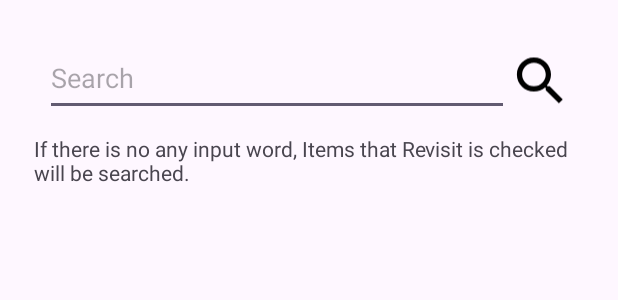
After one commit to lukkwang/travelhorizon, an Android app: the layout fragment_search.xml on its own in the app's theme, with its tools: preview values and no code run, on a phone screen of 412 x 824 dp. The commit adds this screen. Shown: the top 300 px of the screen. Run offline under Robolectric (Android 15) with nearby library versions, the phone set to English and light mode, and no system bars.

Commit message:
검색기능 추가

```diff
--- a/app/build.gradle.kts
+++ b/app/build.gradle.kts
@@ -11,8 +11,8 @@ android {
         applicationId = "com.kotlin.travelhorizon"
         minSdk = 24
         targetSdk = 34
-        versionCode = 1
-        versionName = "1.0"
+        versionCode = 3
+        versionName = "2.0"
 
         testInstrumentationRunner = "androidx.test.runner.AndroidJUnitRunner"
     }
@@ -46,6 +46,8 @@ dependencies {
     implementation(libs.androidx.constraintlayout)
     implementation(libs.androidx.navigation.fragment.ktx)
     implementation(libs.androidx.navigation.ui.ktx)
+    implementation(libs.androidx.legacy.support.v4)
+    implementation(libs.androidx.recyclerview)
     testImplementation(libs.junit)
     androidTestImplementation(libs.androidx.junit)
     androidTestImplementation(libs.androidx.espresso.core)
--- a/app/src/main/java/com/kotlin/travelhorizon/fragment/AddFragment.kt
+++ b/app/src/main/java/com/kotlin/travelhorizon/fragment/AddFragment.kt
@@ -125,6 +125,7 @@ class AddFragment : Fragment(), LocationUpdateListener {
                 menu.findItem(R.id.menu_export).setVisible(false)
                 menu.findItem(R.id.menu_export).setVisible(false)
                 menu.findItem(R.id.menu_import).setVisible(false)
+                menu.findItem(R.id.menu_vertion).setVisible(false)
             }
 
             override fun onMenuItemSelected(menuItem: MenuItem): Boolean {
--- a/app/src/main/java/com/kotlin/travelhorizon/fragment/ModifyFragment.kt
+++ b/app/src/main/java/com/kotlin/travelhorizon/fragment/ModifyFragment.kt
@@ -5,7 +5,6 @@ import android.location.Location
 import android.os.Bundle
 import android.os.Handler
 import android.os.Looper
-import android.util.Log
 import androidx.fragment.app.Fragment
 import android.view.LayoutInflater
 import android.view.Menu
@@ -123,6 +122,7 @@ class ModifyFragment : Fragment(), LocationUpdateListener {
                 menu.findItem(R.id.menu_del).setVisible(false)
                 menu.findItem(R.id.menu_export).setVisible(false)
                 menu.findItem(R.id.menu_import).setVisible(false)
+                menu.findItem(R.id.menu_vertion).setVisible(false)
             }
 
             override fun onMenuItemSelected(menuItem: MenuItem): Boolean {
--- a/app/src/main/java/com/kotlin/travelhorizon/fragment/TabListFragment.kt
+++ b/app/src/main/java/com/kotlin/travelhorizon/fragment/TabListFragment.kt
@@ -1,7 +1,6 @@
 package com.kotlin.travelhorizon.fragment
 
 import android.os.Bundle
-import android.util.Log
 import android.view.LayoutInflater
 import android.view.View
 import android.view.ViewGroup
@@ -35,7 +34,7 @@ class TabListFragment(private val year: String): Fragment() {
 
         val db = DataBaseManager(requireContext())
 
-        val recordList: List<Dto> = db.selectList(this.year)
+        val recordList: MutableList<Dto> = db.selectList(this.year)
 
         val adapter = RecordAdapter(recordList)
 
--- a/app/src/main/java/com/kotlin/travelhorizon/fragment/ViewFragment.kt
+++ b/app/src/main/java/com/kotlin/travelhorizon/fragment/ViewFragment.kt
@@ -78,6 +78,7 @@ class ViewFragment : Fragment() {
                 menu.findItem(R.id.menu_del).setVisible(true)
                 menu.findItem(R.id.menu_export).setVisible(false)
                 menu.findItem(R.id.menu_import).setVisible(false)
+                menu.findItem(R.id.menu_vertion).setVisible(false)
             }
 
             override fun onMenuItemSelected(menuItem: MenuItem): Boolean {
--- /dev/null
+++ b/app/src/main/res/layout/fragment_search.xml
@@ -0,0 +1,50 @@
+<?xml version="1.0" encoding="utf-8"?>
+<androidx.constraintlayout.widget.ConstraintLayout xmlns:android="http://schemas.android.com/apk/res/android"
+    xmlns:app="http://schemas.android.com/apk/res-auto"
+    xmlns:tools="http://schemas.android.com/tools"
+    android:layout_width="match_parent"
+    android:layout_height="match_parent"
+    tools:context=".fragment.SearchFragment">
+
+    <EditText
+        android:id="@+id/searchText"
+        android:layout_width="309dp"
+        android:layout_height="50dp"
+        android:ems="10"
+        android:hint="@string/search"
+        android:imeOptions="actionDone"
+        android:inputType="text"
+        app:layout_constraintBottom_toBottomOf="parent"
+        app:layout_constraintEnd_toEndOf="parent"
+        app:layout_constraintHorizontal_bias="0.294"
+        app:layout_constraintStart_toStartOf="parent"
+        app:layout_constraintTop_toTopOf="parent"
+        app:layout_constraintVertical_bias="0.035" />
+
+    <ImageView
+        android:id="@+id/btnSearch"
+        android:layout_width="42dp"
+        android:layout_height="53dp"
+        android:src="@drawable/ic_search_black_24dp"
+        app:layout_constraintStart_toEndOf="@+id/searchText"
+        app:layout_constraintTop_toTopOf="@+id/searchText" />
+
+    <androidx.recyclerview.widget.RecyclerView
+        android:id="@+id/searchListRecyclerView"
+        android:layout_width="409dp"
+        android:layout_height="586dp"
+        app:layout_constraintBottom_toBottomOf="parent"
+        app:layout_constraintEnd_toEndOf="parent"
+        app:layout_constraintHorizontal_bias="0.333"
+        app:layout_constraintStart_toStartOf="parent" />
+
+    <TextView
+        android:id="@+id/textView4"
+        android:layout_width="367dp"
+        android:layout_height="47dp"
+        android:layout_marginTop="12dp"
+        android:text="@string/search_desc"
+        app:layout_constraintEnd_toEndOf="parent"
+        app:layout_constraintStart_toStartOf="parent"
+        app:layout_constraintTop_toBottomOf="@+id/searchText" />
+</androidx.constraintlayout.widget.ConstraintLayout>
--- a/app/src/main/res/values/dimens.xml
+++ b/app/src/main/res/values/dimens.xml
@@ -1,3 +1,4 @@
 <resources>
     <dimen name="fab_margin">16dp</dimen>
+    <dimen name="text_margin">16dp</dimen>
 </resources>
--- a/app/src/main/res/values/strings.xml
+++ b/app/src/main/res/values/strings.xml
@@ -10,7 +10,7 @@
     <string name="add_desc">Add item</string>
     <string name="del_desc">Delete item</string>
     <string name="modify_desc">Modify item</string>
-    <string name="search_desc">Search items</string>
+    <string name="search_items">Search items</string>
     <string name="date">Date</string>
     <string name="time">Time</string>
     <string name="hour">hour</string>
@@ -39,4 +39,6 @@
     <string name="confirm_restore">If you restore the data, then All Data that alreay exist will be deleted.\nDo you want to restore the data?</string>
     <string name="backup_complete">Backup(Export) completed.</string>
     <string name="restore_complete">Restore(Import) completed.\nRestart App</string>
+    <string name="search_desc">If there is no any input word, Items that Revisit is checked will be searched.</string>
+    <string name="version">Version</string>
 </resources>
--- a/gradle/libs.versions.toml
+++ b/gradle/libs.versions.toml
@@ -1,5 +1,5 @@
 [versions]
-agp = "8.12.2"
+agp = "8.13.1"
 kotlin = "1.9.0"
 coreKtx = "1.15.0"
 junit = "4.13.2"
@@ -10,6 +10,8 @@ material = "1.10.0"
 constraintlayout = "2.1.4"
 navigationFragmentKtx = "2.6.0"
 navigationUiKtx = "2.6.0"
+legacySupportV4 = "1.0.0"
+recyclerview = "1.3.0"
 
 [libraries]
 androidx-core-ktx = { group = "androidx.core", name = "core-ktx", version.ref = "coreKtx" }
@@ -21,6 +23,8 @@ material = { group = "com.google.android.material", name = "material", version.r
 androidx-constraintlayout = { group = "androidx.constraintlayout", name = "constraintlayout", version.ref = "constraintlayout" }
 androidx-navigation-fragment-ktx = { group = "androidx.navigation", name = "navigation-fragment-ktx", version.ref = "navigationFragmentKtx" }
 androidx-navigation-ui-ktx = { group = "androidx.navigation", name = "navigation-ui-ktx", version.ref = "navigationUiKtx" }
+androidx-legacy-support-v4 = { group = "androidx.legacy", name = "legacy-support-v4", version.ref = "legacySupportV4" }
+androidx-recyclerview = { group = "androidx.recyclerview", name = "recyclerview", version.ref = "recyclerview" }
 
 [plugins]
 android-application = { id = "com.android.application", version.ref = "agp" }
```
Also changed, not shown: app/src/main/java/com/kotlin/travelhorizon/adapter/SearchRecordAdapter.kt (added, +64 -0 lines), app/src/main/java/com/kotlin/travelhorizon/fragment/ListFragment.kt (+14 -0 lines), app/src/main/java/com/kotlin/travelhorizon/fragment/SearchFragment.kt (added, +118 -0 lines), app/src/main/java/com/kotlin/travelhorizon/repository/DataBaseManager.kt (+80 -3 lines), app/src/main/java/com/kotlin/travelhorizon/util/Util.kt (+22 -0 lines), app/src/main/res/menu/menu_main.xml (+5 -2 lines), app/src/main/res/navigation/nav_graph.xml (+12 -0 lines), 1 other file.
